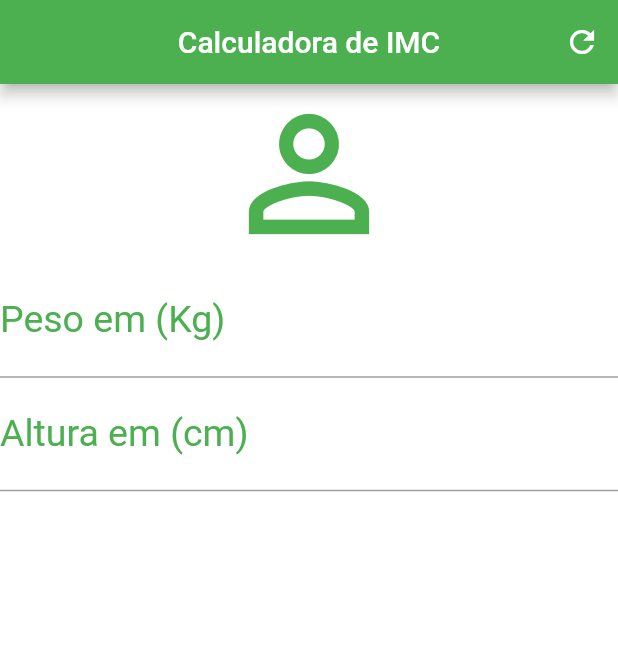
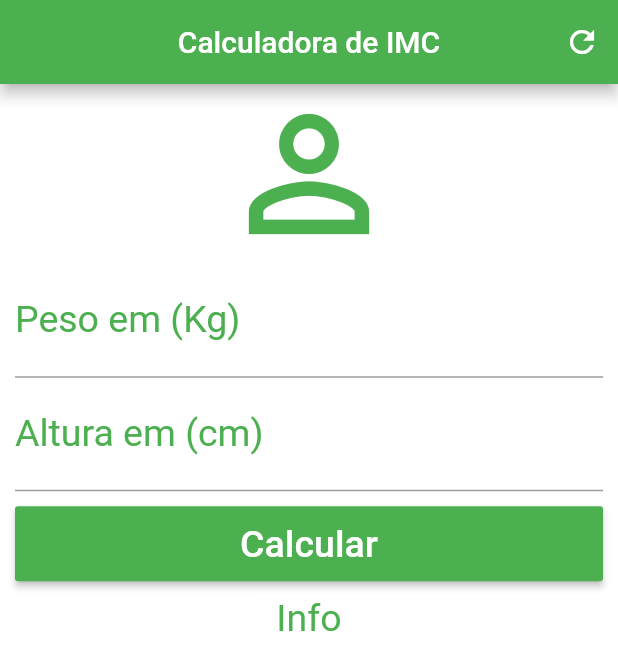
Before and after one commit to MarcioTomaz/flutter_calculadora_imc, a Flutter app: the screen it shows after launch, on a phone screen of 412 x 824 dp. Shown: the top 670 px of the screen. Run offline on Flutter 3.47's test engine with Material 2 defaults, Android fonts, the phone set to English and light mode, and no system bars.

Commit message:
ScrollView e RaisedButton

```diff
--- a/lib/main.dart
+++ b/lib/main.dart
@@ -28,7 +28,9 @@ class _HomeState extends State<Home> {
         ],
       ),
       backgroundColor: Colors.white,
-      body: Column(
+      body: SingleChildScrollView(
+        padding: EdgeInsets.fromLTRB(10.0, 0.0, 10.0, 0.0),
+        child: Column(
           crossAxisAlignment: CrossAxisAlignment.stretch,
           children: [
             Icon(
@@ -51,9 +53,27 @@ class _HomeState extends State<Home> {
                   labelStyle: TextStyle(color: Colors.green)),
               textAlign: TextAlign.center,
               style: TextStyle(color: Colors.green, fontSize: 25),
-          )
+            ),
+            Padding(
+              padding: EdgeInsets.only(top: 10.0,bottom: 10.0),
+              child: Container(
+                height: 50.0,
+                child: RaisedButton(
+                  onPressed: () {},
+                  child: Text(
+                    "Calcular",
+                    style: TextStyle(color: Colors.white, fontSize: 25.0),
+                  ),
+                  color: Colors.green,
+                ),
+              ),
+            ),
+            Text("Info",
+              textAlign: TextAlign.center,
+              style: TextStyle(color: Colors.green,fontSize: 25.0),)
           ],
         ),
+      )
     );
   }
 }
```
Lines whose indentation alone changed are shown as unchanged.
